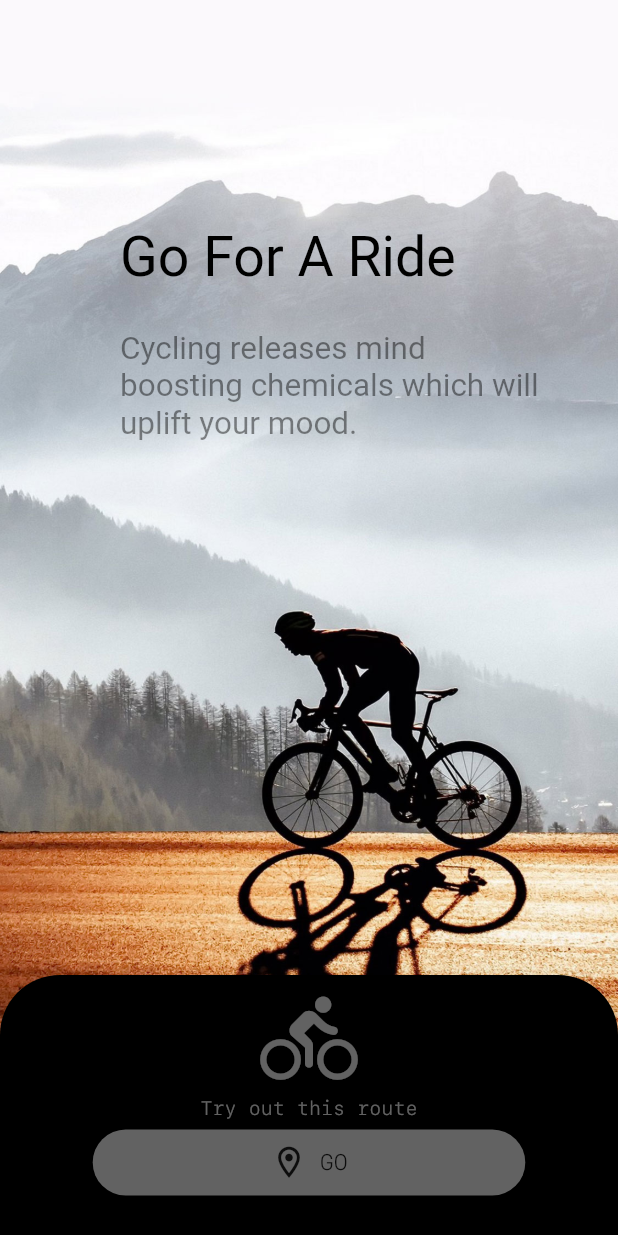
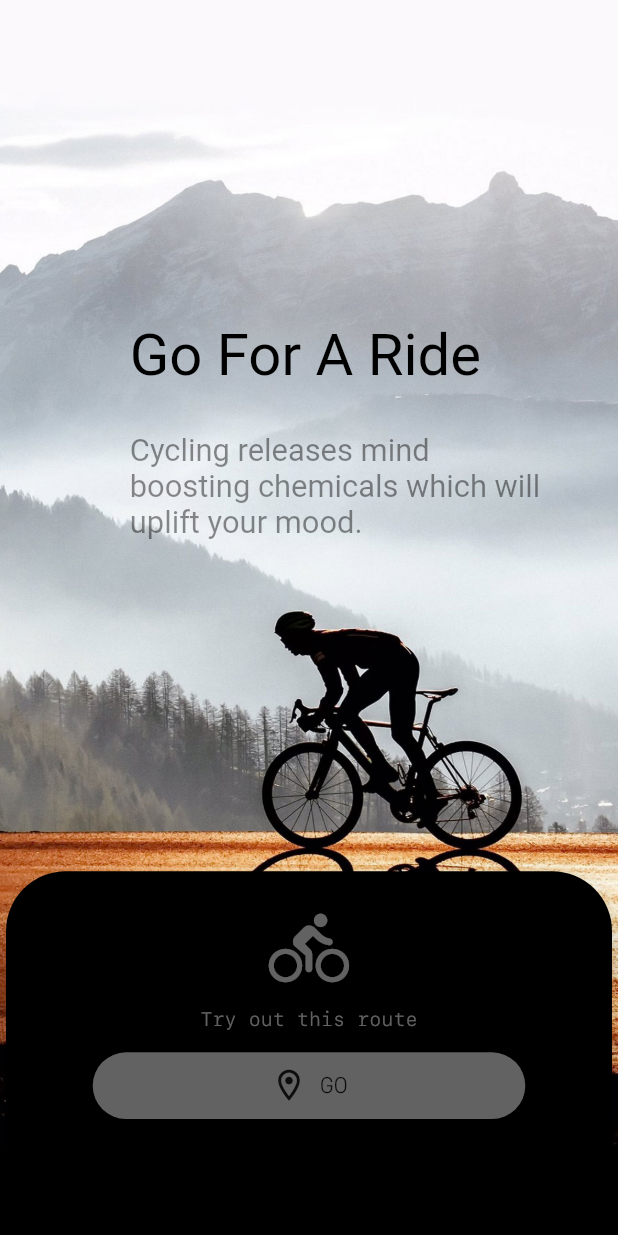
Before and after one commit to SashvDave/Kwit, a Flutter app: the sadScreen screen opened directly, after a tap on "GO", on a phone screen of 412 x 824 dp. Run offline on Flutter 3.47's test engine with Material 2 defaults, Android fonts, the light colour scheme and no system bars; our stand-ins replace audioplayers, image_picker.

Commit message:
fixed margins for first page sad therapy

```diff
--- a/lib/screens/sad1.dart
+++ b/lib/screens/sad1.dart
@@ -35,7 +35,7 @@ class sadScreen extends StatefulWidget {
 
 class Main extends State<sadScreen> {
   void _launchURL(String uri) async {
-    String url = ("https://www.maps.apple.com/maps/search/" + uri) + "/";
+    String url = ("https://maps.apple.com/?address=" + uri) + "/";
     print(url);
     if (await canLaunch(url)) {
       await launch(url);
@@ -118,6 +118,9 @@ class Main extends State<sadScreen> {
 
   Widget build(BuildContext buildContext) {
     Size size = MediaQuery.of(buildContext).size;
+    double sizeheight(BuildContext context) =>
+        MediaQuery.of(context).size.height;
+    double sizewidth(BuildContext context) => MediaQuery.of(context).size.width;
     return Scaffold(
         body: new Stack(
       children: [
@@ -130,41 +133,52 @@ class Main extends State<sadScreen> {
           ),
         ),
         new Container(
-          margin: const EdgeInsets.fromLTRB(80, 150, 50, 0),
+          margin: EdgeInsets.fromLTRB(sizewidth(buildContext) * 0.21,
+              sizeheight(buildContext) * 0.26, 50, 0),
           child: new Text(
             "Go For A Ride",
+            textDirection: TextDirection.ltr,
             style: TextStyle(
-                color: Colors.black, fontSize: 37, fontFamily: ' SFMono'),
+                color: Colors.black,
+                fontSize: sizewidth(buildContext) * 0.094,
+                fontFamily: ' SFMono'),
           ),
         ),
         new Container(
-          margin: const EdgeInsets.fromLTRB(80, 220, 50, 0),
+          margin: EdgeInsets.fromLTRB(sizewidth(buildContext) * 0.21,
+              sizeheight(buildContext) * 0.35, 50, 0),
           child: new Text(
             "Cycling releases mind boosting chemicals which will uplift your mood.",
+            textDirection: TextDirection.ltr,
             style: TextStyle(
-                color: Colors.black45, fontSize: 21, fontFamily: ' SFMono'),
+                color: Colors.black45,
+                fontSize: sizewidth(buildContext) * 0.05,
+                fontFamily: ' SFMono'),
           ),
         ),
         Container(
-            height: 250,
+            height: size.height * 0.3,
             width: size.width,
-            margin: const EdgeInsets.fromLTRB(0, 650, 0, 0),
+            margin:
+                EdgeInsets.fromLTRB(0, sizeheight(buildContext) * 0.7, 0, 0),
             child: Card(
               elevation: 10,
               color: Colors.black,
-              margin: const EdgeInsets.fromLTRB(0, 0, 0, 0),
               clipBehavior: Clip.antiAlias,
               shape: RoundedRectangleBorder(
                   borderRadius: BorderRadius.circular(40.0)),
               child: Column(
                 children: [
                   Padding(
-                      padding: EdgeInsets.fromLTRB(20, 10, 20, 5),
+                      padding: EdgeInsets.fromLTRB(
+                          20, sizeheight(buildContext) * 0.03, 20, 5),
                       child: new Center(
                           child: Icon(Icons.directions_bike_rounded,
-                              color: Colors.white38, size: 65))),
+                              color: Colors.white38,
+                              size: sizewidth(buildContext) * 0.13))),
                   Padding(
-                      padding: EdgeInsets.fromLTRB(20, 1, 20, 5),
+                      padding: EdgeInsets.fromLTRB(
+                          20, sizeheight(buildContext) * 0.01, 20, 5),
                       child: new Center(
                           child: Text(
                         "Try out this route",
@@ -174,13 +188,14 @@ class Main extends State<sadScreen> {
                             fontSize: 13),
                       ))),
                   Container(
-                      height: 50,
+                      height: sizeheight(buildContext) * 0.07,
                       width: size.width * 0.7,
-                      padding: EdgeInsets.fromLTRB(0, 1, 0, 5),
+                      padding: EdgeInsets.fromLTRB(
+                          0, sizeheight(buildContext) * 0.01, 0, 5),
                       child: RaisedButton.icon(
                         color: Colors.white38,
                         onPressed: () {
-                          _launchURL('N+Abbott+Avenue');
+                          _launchURL('N%20Abbott%20Ave');
                         },
                         elevation: 10,
                         icon: Icon(
```
